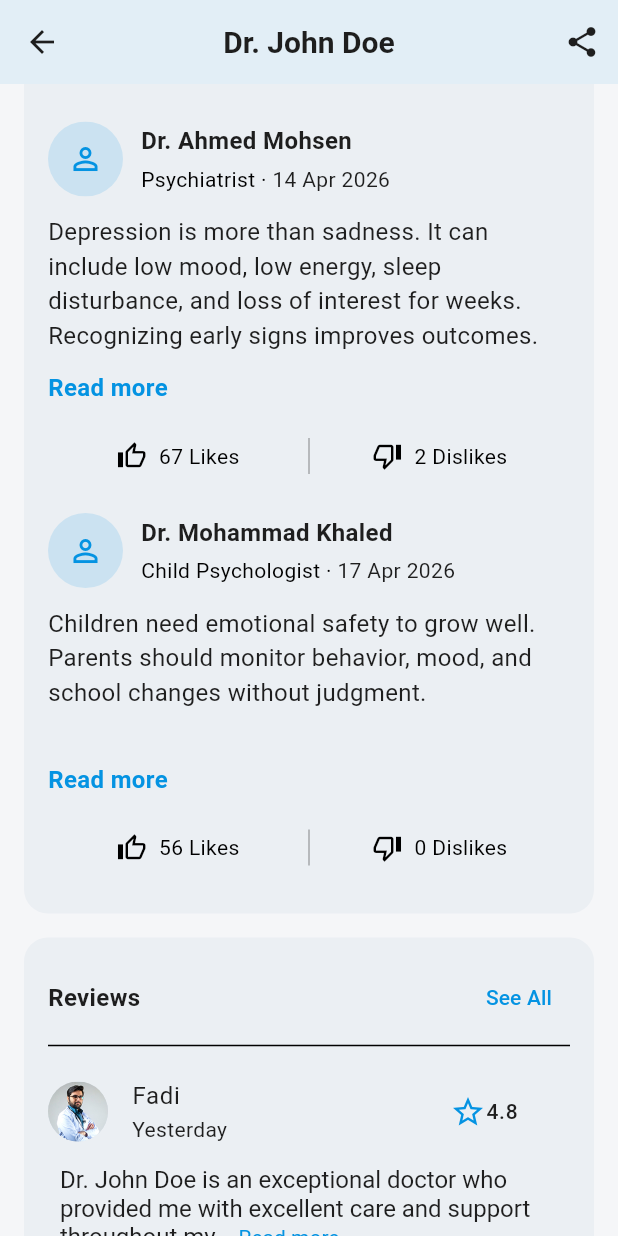
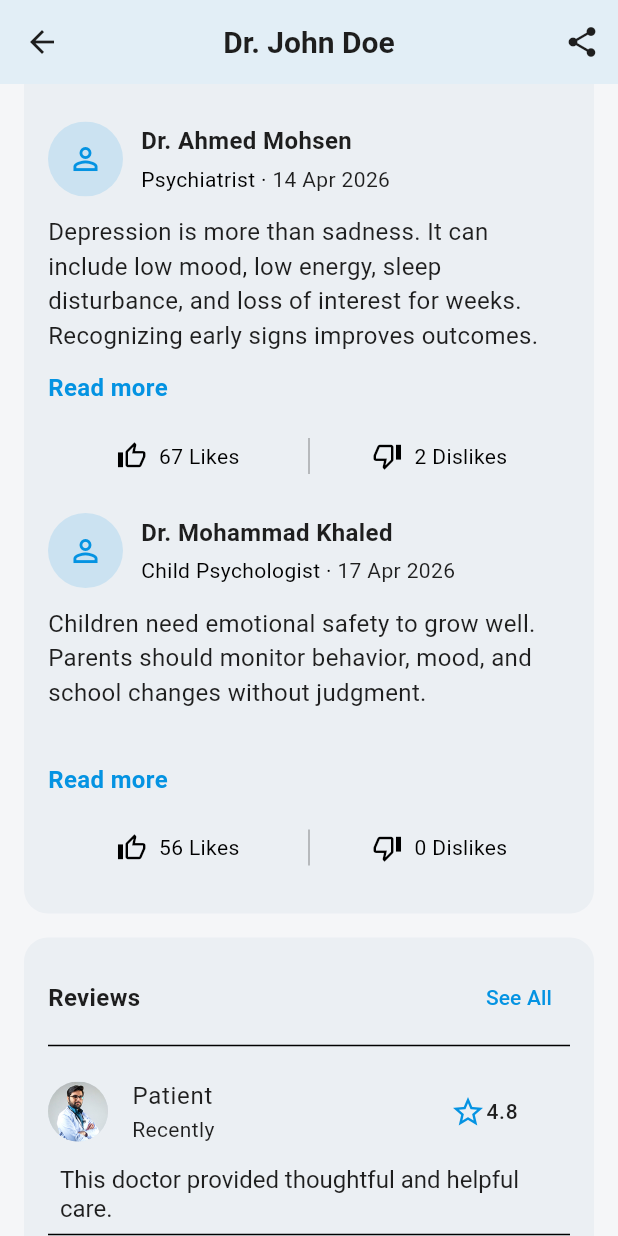
Before and after one commit to Ali-Hammadi/afiete, a Flutter app: the DoctorInfo screen opened by its route, scrolled down 1728 dp, on a phone screen of 412 x 824 dp. Run offline on Flutter 3.47's test engine with Material 3 defaults, Android fonts, the phone set to English and light mode, and no system bars; our stand-ins replace bloc, dartz, dio, equatable, flutter_bloc, flutter_svg and 6 more; missing offline and left inert: image_gallery_saver_plus; accounts and stored records are empty; network calls fail; project files that could hold a hidden picture were left out.

Commit message:
feat: Enhance localization for doctor and assignment data, add session rescheduling success message
Co-authored-by: Copilot <copilot@github.com>

```diff
--- a/lib/feature/doctors/data/datasources/mock_doctors_data.dart
+++ b/lib/feature/doctors/data/datasources/mock_doctors_data.dart
@@ -1,18 +1,23 @@
 import 'package:afiete/core/constants/settings_strings.dart';
 
 class MockDoctorsData {
+  static String _localized(String en, String ar) =>
+      SettingsStrings.isArabic ? ar : en;
+
   // Mock doctors data
   static List<Map<String, dynamic>> get mockDoctors => [
     {
       'id': 'doc_001',
-      'name': 'Dr. Ahmed Malik',
+      'name': _localized('Dr. Ahmed Malik', 'د. أحمد مالك'),
       'specialization': 'psychiatrist',
       'experience': SettingsStrings.experienceYearsLabel('12 years'),
       'rating': '4.8',
       'ratingValue': 4.8,
       'imageUrl': 'https://via.placeholder.com/150?text=Ahmed+Malik',
-      'description':
+      'description': _localized(
         'Specialized in treating depression, anxiety disorders, and PTSD with evidence-based approaches.',
+        'متخصص في علاج الاكتئاب واضطرابات القلق واضطراب ما بعد الصدمة بأساليب قائمة على الأدلة.',
+      ),
       'isOnline': true,
       'createdAt': '2023-01-15T00:00:00Z',
       'availableTimes': [
@@ -27,14 +32,16 @@ class MockDoctorsData {
     },
     {
       'id': 'doc_002',
-      'name': 'Dr. Fatima Zahra',
+      'name': _localized('Dr. Fatima Zahra', 'د. فاطمة الزهراء'),
       'specialization': 'clinicalPsychologist',
       'experience': SettingsStrings.experienceYearsLabel('10 years'),
       'rating': '4.9',
       'ratingValue': 4.9,
       'imageUrl': 'https://via.placeholder.com/150?text=Fatima+Zahra',
-      'description':
+      'description': _localized(
         'Expert in cognitive behavioral therapy and anxiety management. Compassionate and patient-centered approach.',
+        'خبيرة في العلاج المعرفي السلوكي وإدارة القلق، وتتبنى نهجًا رحيمًا يركز على المريض.',
+      ),
       'isOnline': true,
       'createdAt': '2023-02-20T00:00:00Z',
       'availableTimes': [
@@ -49,14 +56,16 @@ class MockDoctorsData {
     },
     {
       'id': 'doc_003',
-      'name': 'Dr. Mohammed Hassan',
+      'name': _localized('Dr. Mohammed Hassan', 'د. محمد حسن'),
       'specialization': 'psychotherapist',
       'experience': SettingsStrings.experienceYearsLabel('15 years'),
       'rating': '4.7',
       'ratingValue': 4.7,
       'imageUrl': 'https://via.placeholder.com/150?text=Mohammed+Hassan',
-      'description':
+      'description': _localized(
         'Specializes in marriage and family therapy, relationship counseling. Expert in conflict resolution.',
+        'متخصص في العلاج الأسري والزوجي والإرشاد العلاقي، وخبير في حل النزاعات.',
+      ),
       'isOnline': false,
       'createdAt': '2023-03-10T00:00:00Z',
       'availableTimes': [
@@ -70,14 +79,16 @@ class MockDoctorsData {
     },
     {
       'id': 'doc_004',
-      'name': 'Dr. Leila Mansour',
+      'name': _localized('Dr. Leila Mansour', 'د. ليلى منصور'),
       'specialization': 'cbtTherapist',
       'experience': SettingsStrings.experienceYearsLabel('9 years'),
       'rating': '4.6',
       'ratingValue': 4.6,
       'imageUrl': 'https://via.placeholder.com/150?text=Leila+Mansour',
-      'description':
+      'description': _localized(
         'CBT specialist for anxiety, panic attacks, and OCD. Structured and goal-oriented therapy approach.',
+        'متخصصة في العلاج المعرفي السلوكي للقلق ونوبات الهلع والوسواس القهري، مع نهج علاجي منظم وموجه للأهداف.',
+      ),
       'isOnline': true,
       'createdAt': '2023-04-05T00:00:00Z',
       'availableTimes': [
@@ -91,14 +102,16 @@ class MockDoctorsData {
     },
     {
       'id': 'doc_005',
-      'name': 'Dr. Sarah Ali',
+      'name': _localized('Dr. Sarah Ali', 'د. سارة علي'),
       'specialization': 'counselor',
       'experience': SettingsStrings.experienceYearsLabel('7 years'),
       'rating': '4.5',
       'ratingValue': 4.5,
       'imageUrl': 'https://via.placeholder.com/150?text=Sarah+Ali',
-      'description':
+      'description': _localized(
         'Professional counselor for stress management, life coaching, and personal growth.',
+        'مرشدة مهنية لإدارة التوتر والتوجيه الحياتي والنمو الشخصي.',
+      ),
       'isOnline': true,
       'createdAt': '2023-05-12T00:00:00Z',
       'availableTimes': [
@@ -112,14 +125,16 @@ class MockDoctorsData {
     },
     {
       'id': 'doc_006',
-      'name': 'Dr. Omar Taha',
+      'name': _localized('Dr. Omar Taha', 'د. عمر طه'),
       'specialization': 'traumaTherapist',
       'experience': SettingsStrings.experienceYearsLabel('13 years'),
       'rating': '4.8',
       'ratingValue': 4.8,
       'imageUrl': 'https://via.placeholder.com/150?text=Omar+Taha',
-      'description':
+      'description': _localized(
         'Trauma specialist with expertise in EMDR and trauma processing. Certified and experienced.',
+        'متخصص في الصدمات النفسية وخبير في EMDR ومعالجة الصدمات، مع اعتماد وخبرة مهنية.',
+      ),
       'isOnline': false,
       'createdAt': '2023-06-08T00:00:00Z',
       'availableTimes': [
@@ -133,14 +148,16 @@ class MockDoctorsData {
     },
     {
       'id': 'doc_007',
-      'name': 'Dr. Noor Khalil',
+      'name': _localized('Dr. Noor Khalil', 'د. نور خليل'),
       'specialization': 'marriageFamilyTherapist',
       'experience': SettingsStrings.experienceYearsLabel('11 years'),
       'rating': '4.7',
       'ratingValue': 4.7,
       'imageUrl': 'https://via.placeholder.com/150?text=Noor+Khalil',
-      'description':
+      'description': _localized(
         'Marriage and family therapist helping couples and families improve relationships and communication.',
+        'معالجة زوجية وأسرية تساعد الأزواج والعائلات على تحسين العلاقات والتواصل.',
+      ),
       'isOnline': true,
       'createdAt': '2023-07-20T00:00:00Z',
       'availableTimes': [
@@ -154,14 +171,16 @@ class MockDoctorsData {
     },
     {
       'id': 'doc_008',
-      'name': 'Dr. Karim Hassan',
+      'name': _localized('Dr. Karim Hassan', 'د. كريم حسن'),
       'specialization': 'psychiatrist',
       'experience': SettingsStrings.experienceYearsLabel('14 years'),
       'rating': '4.9',
       'ratingValue': 4.9,
       'imageUrl': 'https://via.placeholder.com/150?text=Karim+Hassan',
-      'description':
+      'description': _localized(
         'Board-certified psychiatrist specializing in medication management and complex mental health cases.',
+        'طبيب نفسي معتمد متخصص في إدارة الأدوية وحالات الصحة النفسية المعقدة.',
+      ),
       'isOnline': true,
       'createdAt': '2023-08-15T00:00:00Z',
       'availableTimes': [
@@ -175,14 +194,16 @@ class MockDoctorsData {
     },
     {
       'id': 'doc_009',
-      'name': 'Dr. Hana Mohammad',
+      'name': _localized('Dr. Hana Mohammad', 'د. هناء محمد'),
       'specialization': 'childPsychologist',
       'experience': SettingsStrings.experienceYearsLabel('8 years'),
       'rating': '4.6',
       'ratingValue': 4.6,
       'imageUrl': 'https://via.placeholder.com/150?text=Hana+Mohammad',
-      'description':
+      'description': _localized(
         'Child psychologist specializing in developmental issues, behavioral problems, and educational support.',
+        'أخصائية نفسية للأطفال متخصصة في قضايا النمو والمشكلات السلوكية والدعم التعليمي.',
+      ),
       'isOnline': true,
       'createdAt': '2023-09-10T00:00:00Z',
       'availableTimes': [
@@ -196,14 +217,16 @@ class MockDoctorsData {
     },
     {
       'id': 'doc_010',
-      'name': 'Dr. Layla Rahman',
+      'name': _localized('Dr. Layla Rahman', 'د. ليلى رحمن'),
       'specialization': 'psychoanalyst',
       'experience': SettingsStrings.experienceYearsLabel('16 years'),
       'rating': '4.8',
       'ratingValue': 4.8,
       'imageUrl': 'https://via.placeholder.com/150?text=Layla+Rahman',
-      'description':
+      'description': _localized(
         'Experienced psychoanalyst offering deep insight-oriented therapy for long-term psychological growth.',
+        'محللة نفسية خبيرة تقدم علاجًا عميقًا قائمًا على الفهم للنمو النفسي طويل الأمد.',
+      ),
       'isOnline': false,
       'createdAt': '2023-10-05T00:00:00Z',
       'availableTimes': [
@@ -218,6 +241,114 @@ class MockDoctorsData {
   ];
 
   static List<Map<String, dynamic>> getMockDoctors() => mockDoctors;
+
+  static List<Map<String, dynamic>> getMockDoctorReviews(String doctorId) {
+    final reviewsByDoctor = <String, List<Map<String, dynamic>>>{
+      'doc_001': [
+        _review(
+          reviewerName: _localized('Fadi', 'فادي'),
+          reviewTime: _localized('Yesterday', 'أمس'),
+          rating: '4.8',
+          review: _localized(
+            'Dr. Ahmed Malik explained everything clearly and gave me confidence.',
+            'شرح د. أحمد مالك كل شيء بوضوح ومنحني ثقة كبيرة.',
+          ),
+        ),
+        _review(
+          reviewerName: _localized('Samer', 'سامر'),
+          reviewTime: _localized('Last month', 'الشهر الماضي'),
+          rating: '4.9',
+          review: _localized(
+            'Professional, calm, and attentive to every detail.',
+            'مهني وهادئ ومتفهم لكل التفاصيل.',
+          ),
+        ),
+        _review(
+          reviewerName: _localized('Maya', 'مايا'),
+          reviewTime: _localized('Last week', 'الأسبوع الماضي'),
+          rating: '4.8',
+          review: _localized(
+            'His treatment plan felt realistic and supportive.',
+            'كانت خطة العلاج معه واقعية وداعمة.',
+          ),
+        ),
+      ],
+      'doc_002': [
+        _review(
+          reviewerName: _localized('Maya', 'مايا'),
+          reviewTime: _localized('Yesterday', 'أمس'),
+          rating: '4.9',
+          review: _localized(
+            'Her CBT sessions were practical and helpful.',
+            'كانت جلسات العلاج المعرفي السلوكي معها عملية ومفيدة.',
+          ),
+        ),
+        _review(
+          reviewerName: _localized('Rami', 'رامي'),
+          reviewTime: _localized('Last month', 'الشهر الماضي'),
+          rating: '4.8',
+          review: _localized(
+            'She listened carefully and guided me step by step.',
+            'استمعت إليّ بعناية ووجهتني خطوة بخطوة.',
+          ),
+        ),
+        _review(
+          reviewerName: _localized('Nour', 'نور'),
+          reviewTime: _localized('Two weeks ago', 'قبل أسبوعين'),
+          rating: '4.9',
+          review: _localized(
+            'Very empathetic and professional.',
+            'متعاطفة جدًا ومهنية.',
+          ),
+        ),
+      ],
+    };
+
+    return reviewsByDoctor[doctorId] ??
+        [
+          _review(
+            reviewerName: _localized('Patient', 'مراجع'),
+            reviewTime: _localized('Recently', 'مؤخرًا'),
+            rating: '4.8',
+            review: _localized(
+              'This doctor provided thoughtful and helpful care.',
+              'قدّم هذا الطبيب رعاية مفيدة ومدروسة.',
+            ),
+          ),
+          _review(
+            reviewerName: _localized('Patient', 'مراجع'),
+            reviewTime: _localized('Recently', 'مؤخرًا'),
+            rating: '4.8',
+            review: _localized(
+              'The consultation was clear and reassuring.',
+              'كانت الاستشارة واضحة ومطمئنة.',
+            ),
+          ),
+          _review(
+            reviewerName: _localized('Patient', 'مراجع'),
+            reviewTime: _localized('Recently', 'مؤخرًا'),
+            rating: '4.8',
+            review: _localized(
+              'I would recommend this doctor.',
+              'أنصح بهذا الطبيب.',
+            ),
+          ),
+        ];
+  }
+
+  static Map<String, dynamic> _review({
+    required String reviewerName,
+    required String reviewTime,
+    required String rating,
+    required String review,
+  }) {
+    return {
+      'reviewerName': reviewerName,
+      'reviewTime': reviewTime,
+      'rating': rating,
+      'review': review,
+    };
+  }
 
   static List<Map<String, dynamic>> getMockDoctorsBySpecialty(
     String specialty,
--- a/lib/feature/doctors/presentation/screens/doctor_info.dart
+++ b/lib/feature/doctors/presentation/screens/doctor_info.dart
@@ -7,6 +7,7 @@ import 'package:afiete/core/widget/error_custom_button.dart';
 import 'package:afiete/feature/articles/presentation/cubits/articles_cubit.dart';
 import 'package:afiete/feature/articles/presentation/widgets/article_card_widget.dart';
 import 'package:afiete/feature/auth/presentation/cubits/auth_cubit.dart';
+import 'package:afiete/feature/doctors/data/datasources/mock_doctors_data.dart';
 import 'package:afiete/feature/doctors/domain/entites/doctor_entity.dart';
 import 'package:afiete/feature/home/presentation/widgets/custom_container.dart';
 import 'package:afiete/feature/doctors/presentation/widgets/doctor_review_item.dart';
@@ -273,6 +274,10 @@ class _DoctorInfoState extends State<DoctorInfo> {
   }
 
   Widget _buildReviewsSection({required ColorScheme colorScheme}) {
+    final reviews = MockDoctorsData.getMockDoctorReviews(
+      widget.doctor?.id ?? '',
+    );
+
     return CustomContainer(
       child: Column(
         crossAxisAlignment: CrossAxisAlignment.start,
@@ -295,11 +300,10 @@ class _DoctorInfoState extends State<DoctorInfo> {
           const Divider(),
           _buildReviewItem(
             avatarAsset: ImageLinks.man1,
-            reviewerName: 'Fadi',
-            reviewTime: 'Yesterday',
-            rating: '4.8',
-            review:
-                'Dr. John Doe is an exceptional doctor who provided me with excellent care and support throughout my treatment. He was always attentive to my needs and concerns, and his expertise and professionalism were evident in every interaction. I highly recommend Dr. John Doe to anyone seeking top-notch medical care.',
+            reviewerName: reviews[0]['reviewerName'] as String,
+            reviewTime: reviews[0]['reviewTime'] as String,
+            rating: reviews[0]['rating'] as String,
+            review: reviews[0]['review'] as String,
             isExpanded: _isFirstReviewExpanded,
             onToggle: () => setState(
               () => _isFirstReviewExpanded = !_isFirstReviewExpanded,
@@ -308,11 +312,10 @@ class _DoctorInfoState extends State<DoctorInfo> {
           const Divider(),
           _buildReviewItem(
             avatarAsset: ImageLinks.man1,
-            reviewerName: 'Samer',
-            reviewTime: 'Last month',
-            rating: '4.9',
-            review:
-                'this is a very long review that should be truncated to fit in the available space. The doctor was very professional and attentive to my needs. I highly recommend him to anyone looking for a great healthcare provider.',
+            reviewerName: reviews[1]['reviewerName'] as String,
+            reviewTime: reviews[1]['reviewTime'] as String,
+            rating: reviews[1]['rating'] as String,
+            review: reviews[1]['review'] as String,
             isExpanded: _isSecondReviewExpanded,
             onToggle: () => setState(
               () => _isSecondReviewExpanded = !_isSecondReviewExpanded,
@@ -321,11 +324,10 @@ class _DoctorInfoState extends State<DoctorInfo> {
           const Divider(),
           _buildReviewItem(
             avatarAsset: ImageLinks.woman2,
-            reviewerName: 'Maya',
-            reviewTime: 'Last week',
-            rating: '4.8',
-            review:
-                'this is a very long review that should be truncated to fit in the available space. The doctor was very professional and attentive to my needs. I highly recommend him to anyone looking for a great healthcare provider.',
+            reviewerName: reviews[2]['reviewerName'] as String,
+            reviewTime: reviews[2]['reviewTime'] as String,
+            rating: reviews[2]['rating'] as String,
+            review: reviews[2]['review'] as String,
             isExpanded: _isThirdReviewExpanded,
             onToggle: () => setState(
               () => _isThirdReviewExpanded = !_isThirdReviewExpanded,
--- a/lib/feature/sessions/presentation/screens/my_sessions_screen.dart
+++ b/lib/feature/sessions/presentation/screens/my_sessions_screen.dart
@@ -119,7 +119,8 @@ class _MySessionsScreenState extends State<MySessionsScreen> {
                   );
                 }
               : null,
-          onBookAgain: () => _showSnackBar('Booking feature coming soon'),
+          onBookAgain: () =>
+              _showSnackBar(SettingsStrings.bookingFeatureComingSoon),
           onReschedule: () => _handleReschedule(session),
           onJoinSession: () => _handleJoinSession(session),
           onCancel: () => _confirmCancel(context, session.id),
@@ -212,7 +213,7 @@ class _MySessionsScreenState extends State<MySessionsScreen> {
       sessionId: session.id,
       newScheduledAt: nextSlot,
     );
-    _showSnackBar('Rescheduled successfully');
+    _showSnackBar(SettingsStrings.sessionRescheduledSuccessfully);
   }
 
   void _confirmCancel(BuildContext context, String sessionId) {
```
Also changed, not shown: lib/core/constants/settings_strings.dart (+14 -6 lines), lib/feature/articles/data/datasources/articles_mock_datasource.dart (+89 -26 lines), lib/feature/assignments/data/datasources/mock_assignments_data.dart (+63 -21 lines), 1 other file. Lines whose indentation alone changed are shown as unchanged.
